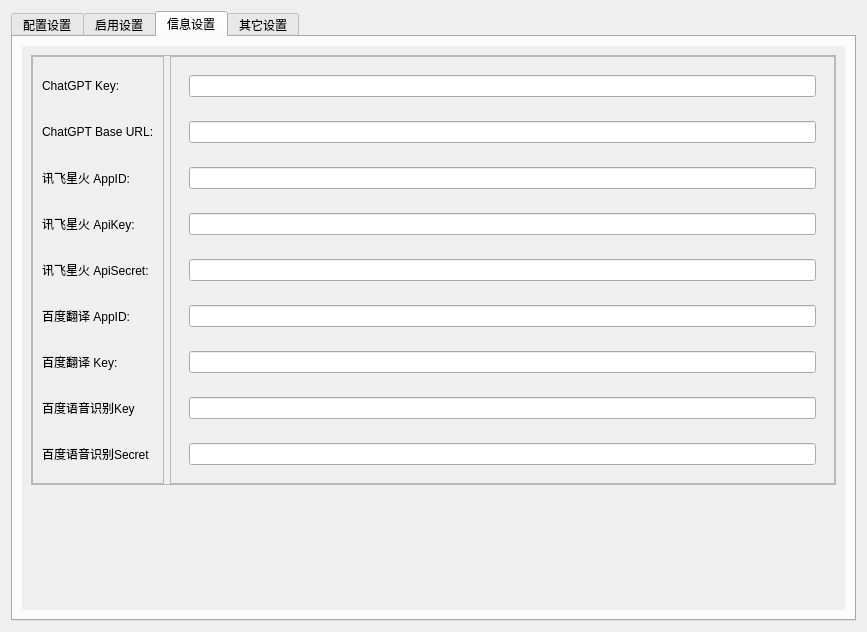
This is LogGpt/setdialogwidget.ui in log159/LogChat as Qt 5 draws it before an edit. The edited form follows.
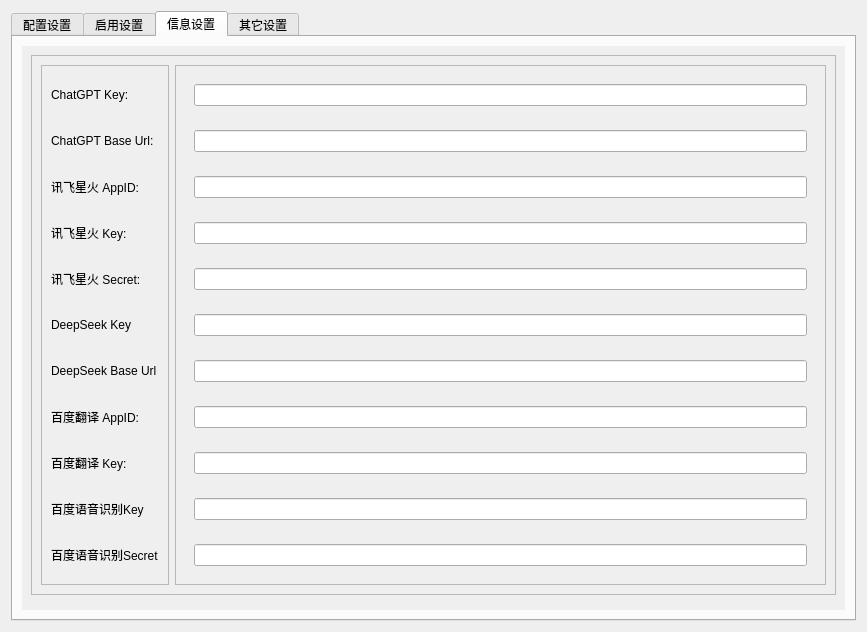
This is the edited form. The open tabs and pages were chosen to show the change.

Commit message: [feat]:新增DeepSeek大模型

Diff of the .ui file:
```diff
--- a/LogGpt/setdialogwidget.ui
+++ b/LogGpt/setdialogwidget.ui
@@ -19,8 +19,8 @@
   <property name="windowTitle">
    <string>Form</string>
   </property>
-  <layout class="QHBoxLayout" name="horizontalLayout_2">
-   <item>
+  <layout class="QGridLayout" name="gridLayout_11">
+   <item row="0" column="0">
     <widget class="QTabWidget" name="tabWidget">
      <property name="minimumSize">
       <size>
@@ -105,6 +105,13 @@
                  <enum>QFrame::Raised</enum>
                 </property>
                 <layout class="QVBoxLayout" name="verticalLayout_7">
+                 <item>
+                  <widget class="QLabel" name="label_llm_set">
+                   <property name="text">
+                    <string>LLM模型配置:</string>
+                   </property>
+                  </widget>
+                 </item>
                  <item>
                   <widget class="QLabel" name="label_vits_select">
                    <property name="text">
@@ -140,13 +147,6 @@
                    </property>
                   </widget>
                  </item>
-                 <item>
-                  <widget class="QLabel" name="label_llm_set">
-                   <property name="text">
-                    <string>LLM模型配置:</string>
-                   </property>
-                  </widget>
-                 </item>
                  <item>
                   <widget class="QLabel" name="label_baidu_set">
                    <property name="text">
@@ -166,6 +166,45 @@
                  <enum>QFrame::Raised</enum>
                 </property>
                 <layout class="QVBoxLayout" name="verticalLayout_10">
+                 <item>
+                  <widget class="QFrame" name="frame_llm_set">
+                   <property name="frameShape">
+                    <enum>QFrame::StyledPanel</enum>
+                   </property>
+                   <property name="frameShadow">
+                    <enum>QFrame::Raised</enum>
+                   </property>
+                   <layout class="QHBoxLayout" name="horizontalLayout_12">
+                    <item>
+                     <widget class="QRadioButton" name="radioButton_llm_chatgpt">
+                      <property name="text">
+                       <string>ChatGPT</string>
+                      </property>
+                     </widget>
+                    </item>
+                    <item>
+                     <widget class="QComboBox" name="comboBox_llm_chatgpt"/>
+                    </item>
+                    <item>
+                     <widget class="QRadioButton" name="radioButton_llm_xfxh">
+                      <property name="text">
+                       <string>讯飞星火</string>
+                      </property>
+                     </widget>
+                    </item>
+                    <item>
+                     <widget class="QComboBox" name="comboBox_llm_xfxh"/>
+                    </item>
+                    <item>
+                     <widget class="QRadioButton" name="radioButton_llm_deepseek">
+                      <property name="text">
+                       <string>DeepSeek</string>
+                      </property>
+                     </widget>
+                    </item>
+                   </layout>
+                  </widget>
+                 </item>
                  <item>
                   <widget class="QFrame" name="frame_vits_3">
                    <property name="frameShape">
@@ -238,6 +277,16 @@
                     <item>
                      <widget class="QComboBox" name="comboBox_vits_select"/>
                     </item>
+                    <item>
+                     <widget class="QComboBox" name="comboBox_vits_speaker"/>
+                    </item>
+                    <item>
+                     <widget class="QPushButton" name="pushButton_getspeaker">
+                      <property name="text">
+                       <string>获取人物列表</string>
+                      </property>
+                     </widget>
+                    </item>
                     <item>
                      <widget class="QLabel" name="label_speaker_id">
                       <property name="text">
@@ -318,38 +367,6 @@
                    </layout>
                   </widget>
                  </item>
-                 <item>
-                  <widget class="QFrame" name="frame_llm_set">
-                   <property name="frameShape">
-                    <enum>QFrame::StyledPanel</enum>
-                   </property>
-                   <property name="frameShadow">
-                    <enum>QFrame::Raised</enum>
-                   </property>
-                   <layout class="QHBoxLayout" name="horizontalLayout_12">
-                    <item>
-                     <widget class="QRadioButton" name="radioButton_llm_chatgpt">
-                      <property name="text">
-                       <string>ChatGPT</string>
-                      </property>
-                     </widget>
-                    </item>
-                    <item>
-                     <widget class="QComboBox" name="comboBox_llm_chatgpt"/>
-                    </item>
-                    <item>
-                     <widget class="QRadioButton" name="radioButton_llm_xfxh">
-                      <property name="text">
-                       <string>讯飞星火</string>
-                      </property>
-                     </widget>
-                    </item>
-                    <item>
-                     <widget class="QComboBox" name="comboBox_llm_xfxh"/>
-                    </item>
-                   </layout>
-                  </widget>
-                 </item>
                  <item>
                   <widget class="QFrame" name="frame_baidu_set">
                    <property name="frameShape">
@@ -626,7 +643,7 @@
       <attribute name="title">
        <string>信息设置</string>
       </attribute>
-      <layout class="QGridLayout" name="gridLayout_6">
+      <layout class="QGridLayout" name="gridLayout_10">
        <item row="0" column="0">
         <widget class="QScrollArea" name="scrollArea_information">
          <property name="frameShape">
@@ -639,12 +656,12 @@
           <property name="geometry">
            <rect>
             <x>0</x>
-            <y>0</y>
-            <width>819</width>
-            <height>556</height>
+            <y>-86</y>
+            <width>802</width>
+            <height>642</height>
            </rect>
           </property>
-          <layout class="QGridLayout" name="gridLayout_10">
+          <layout class="QGridLayout" name="gridLayout_6">
            <item row="0" column="0">
             <widget class="QFrame" name="frame_7">
              <property name="frameShape">
@@ -654,21 +671,6 @@
               <enum>QFrame::Raised</enum>
              </property>
              <layout class="QGridLayout" name="gridLayout_5">
-              <property name="leftMargin">
-               <number>0</number>
-              </property>
-              <property name="topMargin">
-               <number>0</number>
-              </property>
-              <property name="rightMargin">
-               <number>0</number>
-              </property>
-              <property name="bottomMargin">
-               <number>0</number>
-              </property>
-              <property name="verticalSpacing">
-               <number>0</number>
-              </property>
               <item row="0" column="0">
                <widget class="QFrame" name="frame_label_information">
                 <property name="frameShape">
@@ -688,7 +690,7 @@
                  <item>
                   <widget class="QLabel" name="label_gpt_url">
                    <property name="text">
-                    <string>ChatGPT Base URL:</string>
+                    <string>ChatGPT Base Url:</string>
                    </property>
                   </widget>
                  </item>
@@ -700,16 +702,30 @@
                   </widget>
                  </item>
                  <item>
-                  <widget class="QLabel" name="label_xfxh_apikey">
+                  <widget class="QLabel" name="label_xfxh_key">
                    <property name="text">
-                    <string>讯飞星火 ApiKey:</string>
+                    <string>讯飞星火 Key:</string>
                    </property>
                   </widget>
                  </item>
                  <item>
-                  <widget class="QLabel" name="label_xfxh_apisecret">
+                  <widget class="QLabel" name="label_xfxh_secret">
                    <property name="text">
-                    <string>讯飞星火 ApiSecret:</string>
+                    <string>讯飞星火 Secret:</string>
+                   </property>
+                  </widget>
+                 </item>
+                 <item>
+                  <widget class="QLabel" name="label_deepseek_key">
+                   <property name="text">
+                    <string>DeepSeek Key</string>
+                   </property>
+                  </widget>
+                 </item>
+                 <item>
+                  <widget class="QLabel" name="label_deepseek_url">
+                   <property name="text">
+                    <string>DeepSeek Base Url</string>
                    </property>
                   </widget>
                  </item>
@@ -753,21 +769,6 @@
                  <enum>QFrame::Raised</enum>
                 </property>
                 <layout class="QGridLayout" name="gridLayout_2">
-                 <item row="1" column="0">
-                  <widget class="QFrame" name="frame_gpt_url">
-                   <property name="frameShape">
-                    <enum>QFrame::NoFrame</enum>
-                   </property>
-                   <property name="frameShadow">
-                    <enum>QFrame::Raised</enum>
-                   </property>
-                   <layout class="QHBoxLayout" name="horizontalLayout_13">
-                    <item>
-                     <widget class="QLineEdit" name="lineEdit_gpt_url"/>
-                    </item>
-                   </layout>
-                  </widget>
-                 </item>
                  <item row="0" column="0">
                   <widget class="QFrame" name="frame_gpt_key">
                    <property name="frameShape">
@@ -783,32 +784,32 @@
                    </layout>
                   </widget>
                  </item>
-                 <item row="3" column="0">
-                  <widget class="QFrame" name="frame_xfxh_apikey">
+                 <item row="7" column="0">
+                  <widget class="QFrame" name="frame_baidu_appid">
                    <property name="frameShape">
                     <enum>QFrame::NoFrame</enum>
                    </property>
                    <property name="frameShadow">
                     <enum>QFrame::Raised</enum>
                    </property>
-                   <layout class="QVBoxLayout" name="verticalLayout_5">
+                   <layout class="QHBoxLayout" name="horizontalLayout_3">
                     <item>
-                     <widget class="QLineEdit" name="lineEdit_xfxh_apikey"/>
+                     <widget class="QLineEdit" name="lineEdit_baidu_appid"/>
                     </item>
                    </layout>
                   </widget>
                  </item>
-                 <item row="6" column="0">
-                  <widget class="QFrame" name="frame_baidu_key">
+                 <item row="4" column="0">
+                  <widget class="QFrame" name="frame_xfxh_secret">
                    <property name="frameShape">
                     <enum>QFrame::NoFrame</enum>
                    </property>
                    <property name="frameShadow">
                     <enum>QFrame::Raised</enum>
                    </property>
-                   <layout class="QHBoxLayout" name="horizontalLayout_4">
+                   <layout class="QVBoxLayout" name="verticalLayout_4">
                     <item>
-                     <widget class="QLineEdit" name="lineEdit_baidu_key"/>
+                     <widget class="QLineEdit" name="lineEdit_xfxh_secret"/>
                     </item>
                    </layout>
                   </widget>
@@ -828,46 +829,22 @@
                    </layout>
                   </widget>
                  </item>
-                 <item row="4" column="0">
-                  <widget class="QFrame" name="frame_xfxh_apisecret">
-                   <property name="frameShape">
-                    <enum>QFrame::NoFrame</enum>
-                   </property>
-                   <property name="frameShadow">
-                    <enum>QFrame::Raised</enum>
-                   </property>
-                   <layout class="QVBoxLayout" name="verticalLayout_4">
-                    <item>
-                     <widget class="QLineEdit" name="lineEdit_xfxh_apisecret"/>
-                    </item>
-                   </layout>
-                  </widget>
-                 </item>
-                 <item row="5" column="0">
-                  <widget class="QFrame" name="frame_baidu_appid">
-                   <property name="frameShape">
-                    <enum>QFrame::NoFrame</enum>
-                   </property>
-                   <property name="frameShadow">
-                    <enum>QFrame::Raised</enum>
-                   </property>
-                   <layout class="QHBoxLayout" name="horizontalLayout_3">
-                    <item>
-                     <widget class="QLineEdit" name="lineEdit_baidu_appid"/>
-                    </item>
-                   </layout>
-                  </widget>
-                 </item>
-                 <item row="7" column="0">
-                  <widget class="QFrame" name="frame_baidusound_key">
-                   <layout class="QVBoxLayout" name="verticalLayout_2">
-                    <item>
-                     <widget class="QLineEdit" name="lineEdit_baidusound_key"/>
-                    </item>
-                   </layout>
-                  </widget>
-                 </item>
                  <item row="8" column="0">
+                  <widget class="QFrame" name="frame_baidu_key">
+                   <property name="frameShape">
+                    <enum>QFrame::NoFrame</enum>
+                   </property>
+                   <property name="frameShadow">
+                    <enum>QFrame::Raised</enum>
+                   </property>
+                   <layout class="QHBoxLayout" name="horizontalLayout_4">
+                    <item>
+                     <widget class="QLineEdit" name="lineEdit_baidu_key"/>
+                    </item>
+                   </layout>
+                  </widget>
+                 </item>
+                 <item row="10" column="0">
                   <widget class="QFrame" name="frame_baidusound_secret">
                    <layout class="QVBoxLayout" name="verticalLayout_6">
                     <item>
@@ -876,6 +853,75 @@
                    </layout>
                   </widget>
                  </item>
+                 <item row="5" column="0">
+                  <widget class="QFrame" name="frame_deepseek_key">
+                   <property name="frameShape">
+                    <enum>QFrame::NoFrame</enum>
+                   </property>
+                   <property name="frameShadow">
+                    <enum>QFrame::Raised</enum>
+                   </property>
+                   <layout class="QVBoxLayout" name="verticalLayout_12">
+                    <item>
+                     <widget class="QLineEdit" name="lineEdit_deepseek_key"/>
+                    </item>
+                   </layout>
+                  </widget>
+                 </item>
+                 <item row="3" column="0">
+                  <widget class="QFrame" name="frame_xfxh_key">
+                   <property name="frameShape">
+                    <enum>QFrame::NoFrame</enum>
+                   </property>
+                   <property name="frameShadow">
+                    <enum>QFrame::Raised</enum>
+                   </property>
+                   <layout class="QVBoxLayout" name="verticalLayout_5">
+                    <item>
+                     <widget class="QLineEdit" name="lineEdit_xfxh_key"/>
+                    </item>
+                   </layout>
+                  </widget>
+                 </item>
+                 <item row="9" column="0">
+                  <widget class="QFrame" name="frame_baidusound_key">
+                   <layout class="QVBoxLayout" name="verticalLayout_2">
+                    <item>
+                     <widget class="QLineEdit" name="lineEdit_baidusound_key"/>
+                    </item>
+                   </layout>
+                  </widget>
+                 </item>
+                 <item row="1" column="0">
+                  <widget class="QFrame" name="frame_gpt_url">
+                   <property name="frameShape">
+                    <enum>QFrame::NoFrame</enum>
+                   </property>
+                   <property name="frameShadow">
+                    <enum>QFrame::Raised</enum>
+                   </property>
+                   <layout class="QHBoxLayout" name="horizontalLayout_13">
+                    <item>
+                     <widget class="QLineEdit" name="lineEdit_gpt_url"/>
+                    </item>
+                   </layout>
+                  </widget>
+                 </item>
+                 <item row="6" column="0">
+                  <widget class="QFrame" name="frame_deepseek_url">
+                   <property name="frameShape">
+                    <enum>QFrame::NoFrame</enum>
+                   </property>
+                   <property name="frameShadow">
+                    <enum>QFrame::Raised</enum>
+                   </property>
+                   <layout class="QVBoxLayout" name="verticalLayout_13">
+                    <item>
+                     <widget class="QLineEdit" name="lineEdit_deepseek_url"/>
+                    </item>
+                   </layout>
+                  </widget>
+                 </item>
                 </layout>
                </widget>
               </item>
```
The commit also changes 36 other files.
